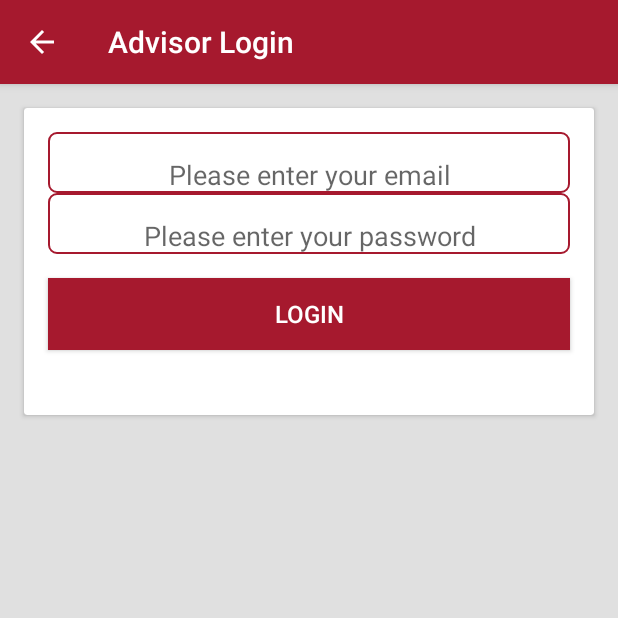
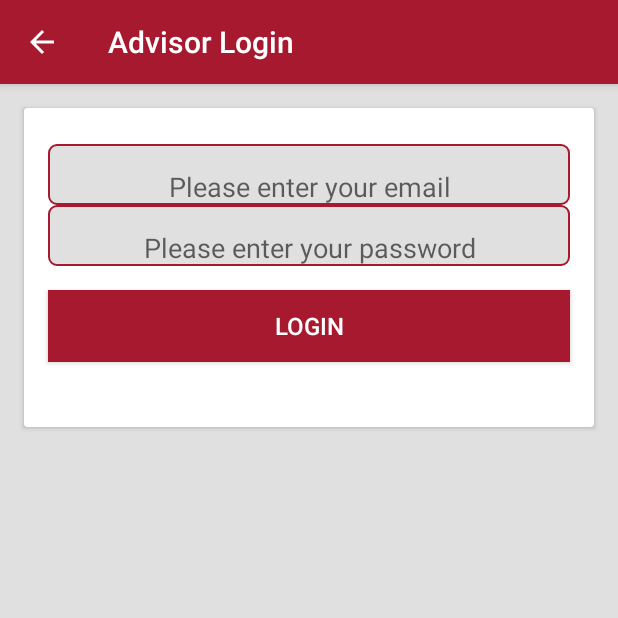
Before and after one commit to kunalgulati/AndroidApp, an Android app: the screen it shows after launch (AdvisorLogin), after a tap on "ADVISOR", on a phone screen of 412 x 824 dp, the top half of it. Run offline under Robolectric (Android 15) with nearby library versions, the phone set to English and light mode, and no system bars; our stand-ins replace Firebase (no records; nobody signed in at launch, a user with empty details on screens opened directly).

Commit message:
FireBase up and running

```diff
--- a/app/src/main/java/com/example/myles/sprint2/MainActivity.java
+++ b/app/src/main/java/com/example/myles/sprint2/MainActivity.java
@@ -1,6 +1,7 @@
 package com.example.myles.sprint2;
 
 import android.content.Intent;
+import android.provider.ContactsContract;
 import android.support.v7.app.AppCompatActivity;
 import android.os.Bundle;
 import android.view.View;
@@ -19,17 +20,8 @@ public class MainActivity extends AppCompatActivity {
         super.onCreate(savedInstanceState);
         setContentView(R.layout.activity_main);
 
-        /*
-        // This code shows how to add stuff to DB
-        FirebaseDatabase database = FirebaseDatabase.getInstance();
-        DatabaseReference myRef = database.getReference("Applied_Science");
-
-        String name = "Computing_Science";
-        myRef = myRef.child(name);
-        myRef.setValue("1");
-        */
-
-        setupDatabase();
+        // Only run to setup database categories. Do not run if database is already running
+        //setupDatabase();
 
         studentBtn = (Button) findViewById(R.id.student_btn);
         advisorBtn = (Button) findViewById(R.id.advisor_btn);
@@ -57,27 +49,31 @@ public class MainActivity extends AppCompatActivity {
         FirebaseDatabase database = FirebaseDatabase.getInstance();
         DatabaseReference myRef = database.getReference();
 
-        //Database is empty!
-        if(myRef.child("Faculty of Science") == null){
-
         for(int i = 0; i < DepartmentList.DepartmentInfo.Faculty.length; i++){
             String facultyName = DepartmentList.DepartmentInfo.Faculty[i];
             myRef = database.getReference();
             myRef = myRef.child(facultyName);
             myRef.setValue(i);
         }
-        }
+
+
         myRef = database.getReference("Faculty of Science");
 
-        if(myRef.child("Hello") != null){
+        for(int i = 0; i < DepartmentList.DepartmentInfo.Faculty.length; i++){
 
-            // TODO: get all departments into their correct faculty
-//          myRef = database.getReference();
-            myRef = myRef.child("nice");
-            myRef.setValue(1);
+            String facultyName = DepartmentList.DepartmentInfo.Faculty[i];
+            myRef = database.getReference(facultyName);
+
+            for(int j = 0; j < DepartmentList.DepartmentInfo.Department[i].length; j++){
+
+                myRef = database.getReference(facultyName);
+                String childName = DepartmentList.DepartmentInfo.Department[i][j];
+                myRef = myRef.child(childName);
+                myRef.setValue(i);
+            }
         }
 
 
+    }
 
 }
-}
--- a/app/src/main/res/drawable/login_style.xml
+++ b/app/src/main/res/drawable/login_style.xml
@@ -7,8 +7,8 @@
         android:color="@color/sfuRed"/>
     <corners android:radius="5dp" />
     <gradient
-        android:startColor="#FFFFFF"
-        android:endColor="#FFFFFF"
+        android:startColor="@color/backgroundColor"
+        android:endColor="@color/backgroundColor"
         android:type="linear"
         android:angle="270"/>
 </shape>
--- a/app/src/main/res/layout/activity_login_advisor.xml
+++ b/app/src/main/res/layout/activity_login_advisor.xml
@@ -20,7 +20,7 @@
 
 
             <EditText
-                android:layout_marginTop="16dp"
+                android:layout_marginTop="24dp"
                 android:layout_marginEnd="16dp"
                 android:layout_marginStart="16dp"
                 android:paddingTop="16dp"
@@ -30,7 +30,7 @@
                 android:layout_height="wrap_content"
                 android:hint="@string/activity_advisor_email"
                 android:inputType="textEmailAddress"
-                android:background="@drawable/login_style"/>
+                android:background="@drawable/login_style" />
 
             <EditText
                 android:layout_marginEnd="16dp"
```
Also changed, not shown: 1 other file. Lines whose indentation alone changed are shown as unchanged.
